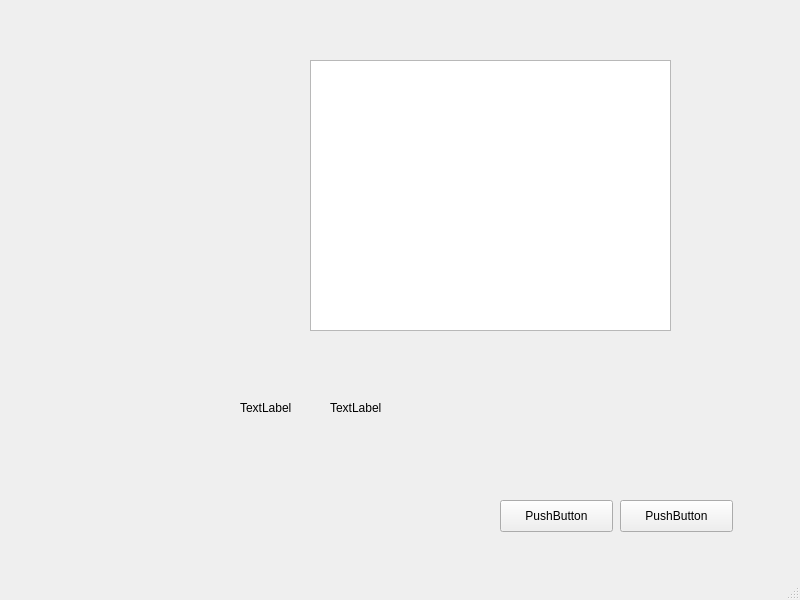
The window that src/UI_Files/learn_activity.ui (chrisais9/EasyHandy) describes before a commit, drawn with Qt 5.
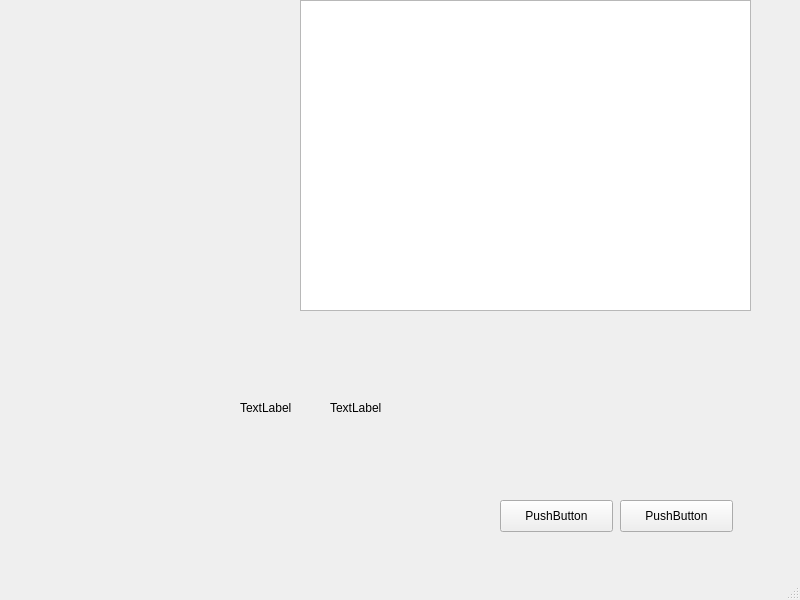
The same window after the commit.

Commit message: LearnActivity 에 gif 재생기능 추가

What changed in the file:
```diff
--- a/src/UI_Files/learn_activity.ui
+++ b/src/UI_Files/learn_activity.ui
@@ -66,13 +66,26 @@
      <string>PushButton</string>
     </property>
    </widget>
+   <widget class="QLabel" name="label_3">
+    <property name="geometry">
+     <rect>
+      <x>0</x>
+      <y>160</y>
+      <width>741</width>
+      <height>431</height>
+     </rect>
+    </property>
+    <property name="text">
+     <string/>
+    </property>
+   </widget>
    <widget class="QGraphicsView" name="graphicsView">
     <property name="geometry">
      <rect>
-      <x>310</x>
-      <y>60</y>
-      <width>361</width>
-      <height>271</height>
+      <x>300</x>
+      <y>0</y>
+      <width>451</width>
+      <height>311</height>
      </rect>
     </property>
    </widget>
```
The commit also changes 10 other files.
